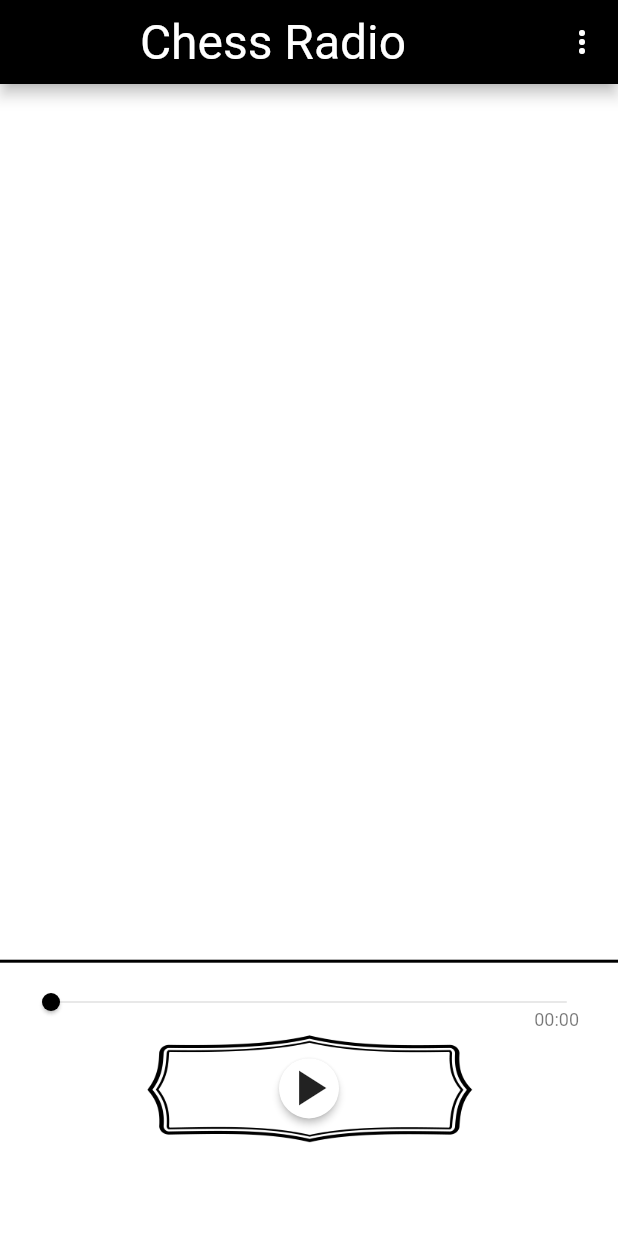
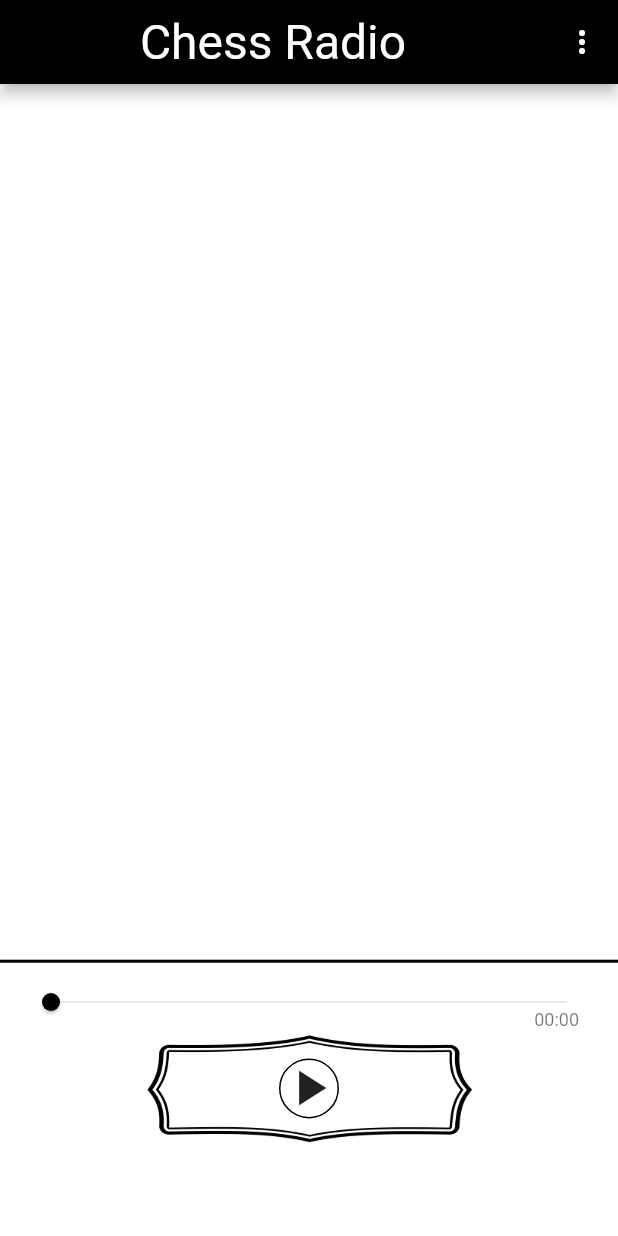
Before and after one commit to chessradio/chessradio, a Flutter app: the screen it shows after launch, on a phone screen of 412 x 824 dp. Run offline on Flutter 3.47's test engine with Material 2 defaults, Android fonts, the phone set to English and light mode, and no system bars; our stand-ins replace google_fonts, just_audio, rxdart; missing offline and left inert: audio_session, splash_screen_view; network calls fail.

Commit message:
Border play arrow and remove shadow

```diff
--- a/lib/ui/widgets/playlist/control_buttons_widget.dart
+++ b/lib/ui/widgets/playlist/control_buttons_widget.dart
@@ -38,6 +38,10 @@ class ControlButtonsWidget extends StatelessWidget {
             } else if (playing != true) {
               return RawMaterialButton(
                 onPressed: player.play,
+                elevation: 0,
+                hoverElevation: 0,
+                focusElevation: 0,
+                highlightElevation: 0,
                 // elevation: 2.0,
                 fillColor: Colors.white,
                 child: Icon(
@@ -45,21 +49,34 @@ class ControlButtonsWidget extends StatelessWidget {
                   size: 40.0,
                 ),
                 // padding: EdgeInsets.all(15.0),
-                shape: CircleBorder(),
+                shape: CircleBorder(side: BorderSide(color: Colors.black)),
               );
             } else if (processingState != ProcessingState.completed) {
-              return IconButton(
-                icon: Icon(
+              return RawMaterialButton(
+                child: Icon(
                   Icons.pause,
                   color: Colors.black,
+                  size: 40.0,
                 ),
-                iconSize: 40.0,
                 onPressed: player.pause,
+                shape: CircleBorder(side: BorderSide(color: Colors.black)),
               );
             } else {
-              return IconButton(
-                icon: Icon(Icons.play_arrow),
-                iconSize: 64.0,
+              return RawMaterialButton(
+                // onPressed: player.play,
+                elevation: 0,
+                hoverElevation: 0,
+                focusElevation: 0,
+                highlightElevation: 0,
+                // elevation: 2.0,
+                fillColor: Colors.white,
+                child: Icon(
+                  Icons.play_arrow,
+                  size: 40.0,
+                ),
+                // padding: EdgeInsets.all(15.0),
+                shape: CircleBorder(side: BorderSide(color: Colors.black)),
+
                 onPressed: () => player.seek(Duration.zero,
                     index: player.effectiveIndices!.first),
               );
```
